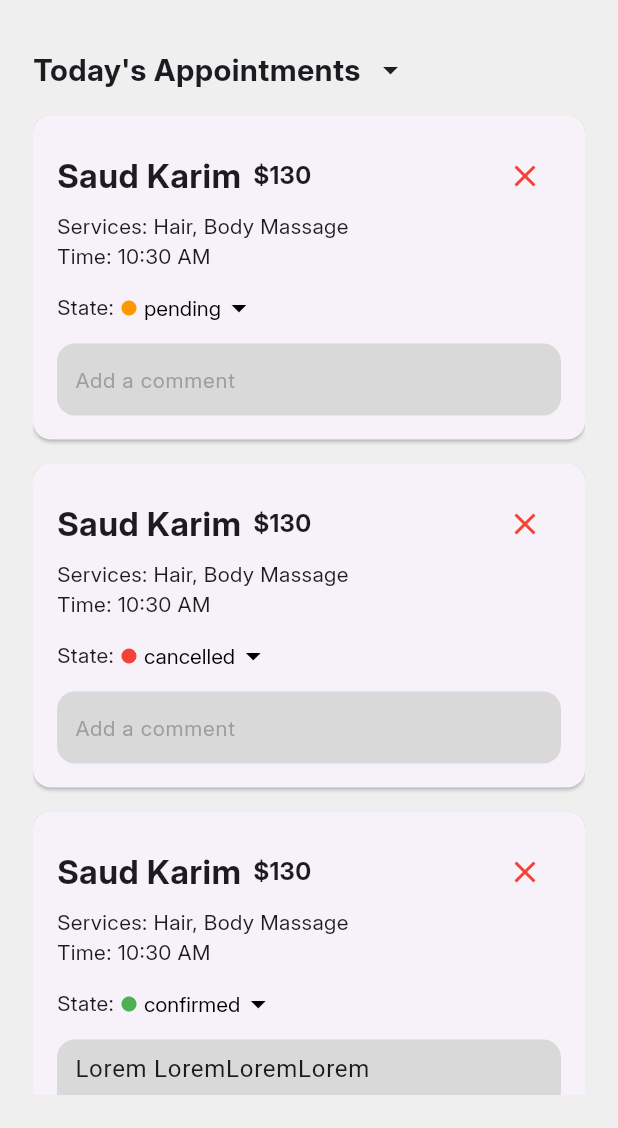
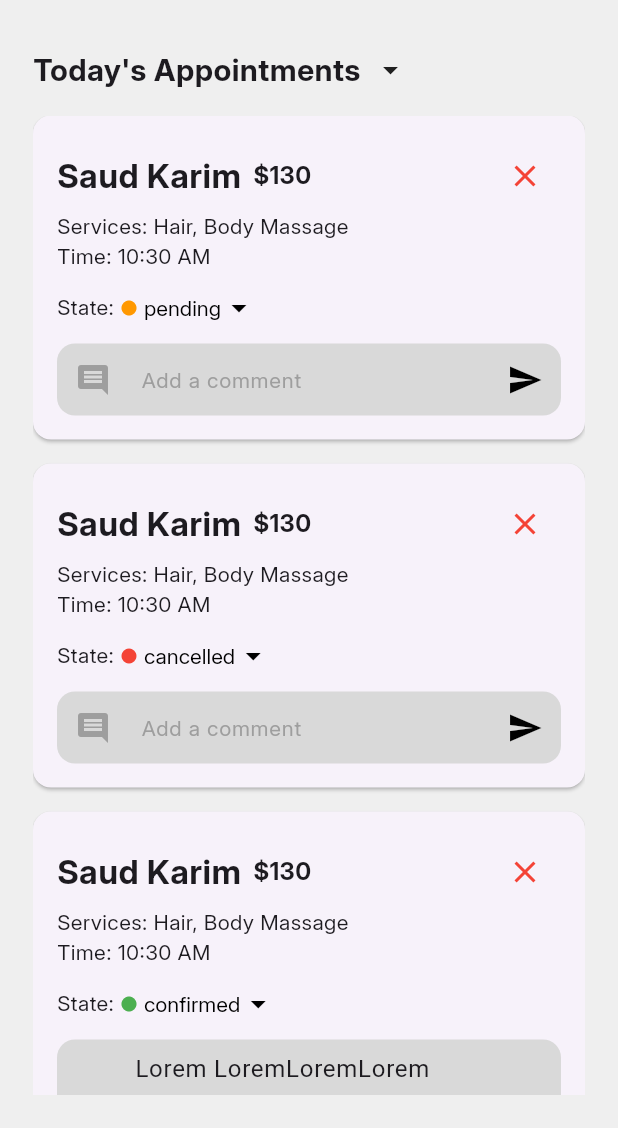
Before and after one commit to ahmed-hany-ashourgroup/rakli_salons_app, a Flutter app: the AppointmentsView screen opened directly, on a phone screen of 412 x 824 dp, the part 108-1236 px from its top. Run offline on Flutter 3.47's test engine with Material 3 defaults, Android fonts, the phone set to English and light mode, and no system bars; our stand-ins replace bloc, dartz, dio, fl_chart, flutter_bloc, flutter_svg and 8 more; project files that could hold a hidden picture were left out.

Commit message:
Fix email validation and update appointment and service item widgets
- Added missing curly braces in email validation logic.
- Removed unnecessary default cases in appointment and service item state color mappings.
- Added prefix and suffix icons to the appointment item's comment field.

```diff
--- a/lib/features/auth/views/sign_up_view.dart
+++ b/lib/features/auth/views/sign_up_view.dart
@@ -213,8 +213,9 @@ class _BusinessSignUpViewState extends State<BusinessSignUpView> {
                     validator: (value) {
                       if (value?.isEmpty ?? true) return 'Please enter email';
                       final emailRegex = RegExp(r'^[^@]+@[^@]+\.[^@]+');
-                      if (!emailRegex.hasMatch(value!))
+                      if (!emailRegex.hasMatch(value!)) {
                         return 'Invalid email format';
+                      }
                       return null;
                     },
                   ),
--- a/lib/features/home/views/widgets/appointment_item.dart
+++ b/lib/features/home/views/widgets/appointment_item.dart
@@ -39,8 +39,6 @@ class _AppointmentItemState extends State<AppointmentItem> {
         return Colors.red;
       case AppointmentStatus.completed:
         return Colors.blue;
-      default:
-        return Colors.grey;
     }
   }
 
@@ -163,8 +161,15 @@ class _AppointmentItemState extends State<AppointmentItem> {
                 decoration: InputDecoration(
                   contentPadding: const EdgeInsets.all(8),
                   fillColor: const Color(0xffD9D9D9),
+                  suffixIcon: IconButton(
+                      onPressed: () {},
+                      icon: Icon(
+                        Icons.send,
+                        color: Colors.black,
+                      )),
                   filled: true,
-                  hintText: "Add a comment",
+                  prefixIcon: Icon(Icons.comment, color: Colors.grey),
+                  hintText: " Add a comment",
                   hintStyle: AppStyles.regular14.copyWith(color: Colors.grey),
                   border: OutlineInputBorder(
                     borderRadius: BorderRadius.circular(12),
--- a/lib/features/home/views/widgets/service_item.dart
+++ b/lib/features/home/views/widgets/service_item.dart
@@ -33,8 +33,6 @@ class _AppointmentItemState extends State<ServicetItem> {
         return Colors.green;
       case ServiceState.inactive:
         return Colors.red;
-      default:
-        return Colors.grey;
     }
   }
 
```
